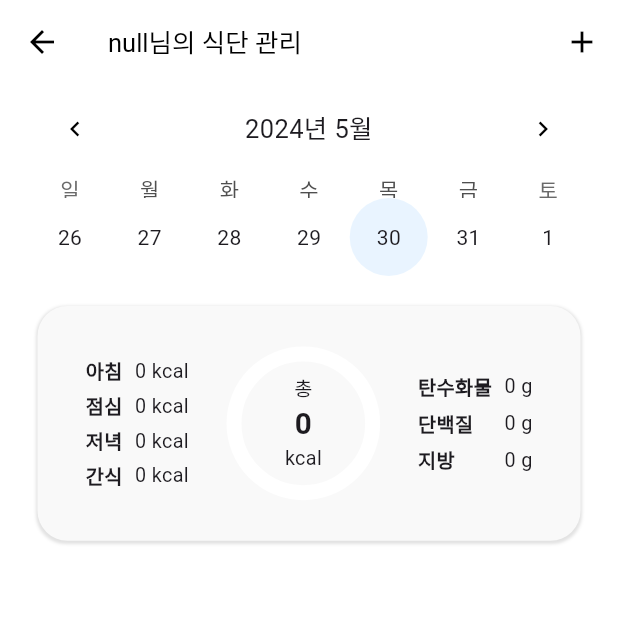
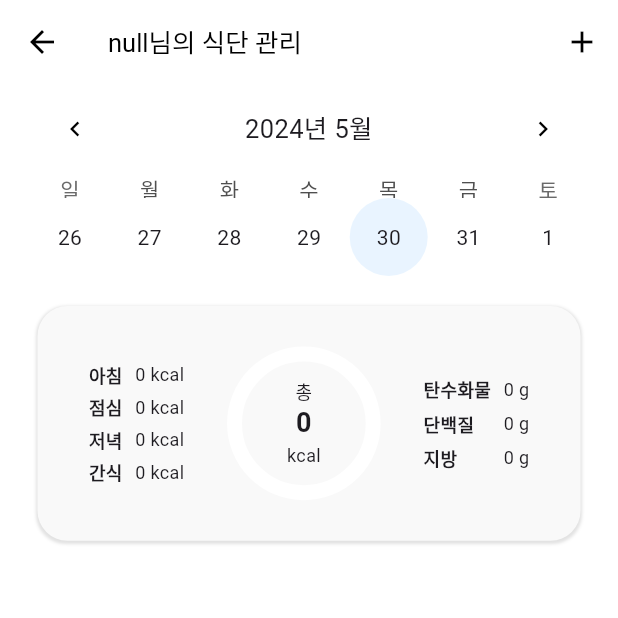
Before and after one commit to salt-bread-tech/nabi, a Flutter app: the DietSchedule screen opened by its route, on a phone screen of 412 x 824 dp, the top half of it. Run offline on Flutter 3.47's test engine with Material 3 defaults, Android fonts, the phone set to English and light mode, and no system bars; drawn by our look-alikes of fl_chart, table_calendar; our stand-ins replace carousel_slider, connectivity_plus, flutter_chat_types, flutter_chat_ui, flutter_secure_storage, flutter_slidable and 8 more; missing offline and left inert: google_ml_kit; accounts and stored records are empty; network calls fail.

Commit message:
FEAT: 오류 수정

```diff
--- a/lib/screen/screen_diet_schedule.dart
+++ b/lib/screen/screen_diet_schedule.dart
@@ -482,7 +482,7 @@ class _DietScheduleState extends State<DietSchedule> {
   @override
   Widget build(BuildContext context) {
     final screenSize = MediaQuery.of(context).size;
-    final fontSize = screenSize.width * 0.032;
+    final fontSize = 12.0;
 
     return Scaffold(
         backgroundColor: Colors.white,
--- a/lib/screen/screen_food_search.dart
+++ b/lib/screen/screen_food_search.dart
@@ -599,9 +599,9 @@ class _FoodSearchState extends State<FoodSearch> {
   @override
   Widget build(BuildContext context) {
     double screenWidth = MediaQuery.of(context).size.width;
-    double fontSize14 = screenWidth * 0.035;
-    double fontSize12 = screenWidth * 0.03;
-    double fontSize10 = screenWidth * 0.025;
+    double fontSize14 = 14;
+    double fontSize12 = 12;
+    double fontSize10 = 10;
     return Scaffold(
       backgroundColor: Colors.white,
       appBar: PreferredSize(
--- a/lib/screen/screen_home.dart
+++ b/lib/screen/screen_home.dart
@@ -58,7 +58,7 @@ class _HomeScreenState extends State<HomeScreen> {
   @override
   Widget build(BuildContext context) {
     final screenSize = MediaQuery.of(context).size;
-    final fontSize = screenSize.width * 0.036; // 화면 너비에 비례하여 폰트 크기 설정
+    final fontSize = 12.0; // 화면 너비에 비례하여 폰트 크기 설정
     return Scaffold(
       backgroundColor: Colors.white,
       appBar: AppBar(
--- a/lib/widgets/widget_diet.dart
+++ b/lib/widgets/widget_diet.dart
@@ -38,7 +38,7 @@ class _WidgetDietState extends State<WidgetDiet> {
   @override
   Widget build(BuildContext context) {
     final screenSize = MediaQuery.of(context).size;
-    final fontSize = screenSize.width * 0.032;
+    final fontSize = 12.0;
     double screenWidth = screenSize.width;
     double columnWidth = screenWidth * 0.1;
 
--- a/lib/widgets/widget_routineList.dart
+++ b/lib/widgets/widget_routineList.dart
@@ -124,7 +124,7 @@ class _RoutineListWidgetState extends State<RoutineListWidget> {
   @override
   Widget build(BuildContext context) {
     // Set a dynamic font size based on the screen width
-    final fontSize = MediaQuery.of(context).size.width * 0.034;
+    final fontSize = 12.0;
 
     return Container(
       width: double.infinity,
@@ -230,7 +230,7 @@ class RoutineItem extends StatelessWidget {
   @override
   Widget build(BuildContext context) {
     final screenSize = MediaQuery.of(context).size;
-    final fontSize = screenSize.width * 0.03; // 화면 너비에 비례하여 폰트 크기 설정
+    final fontSize = 12.0; // 화면 너비에 비례하여 폰트 크기 설정
 
     int currentCount = routine['counts'];
     int maxCount = routine['max'];
```
Also changed, not shown: lib/screen/screen_prescription_info.dart (+5 -10 lines), 1 other file.
